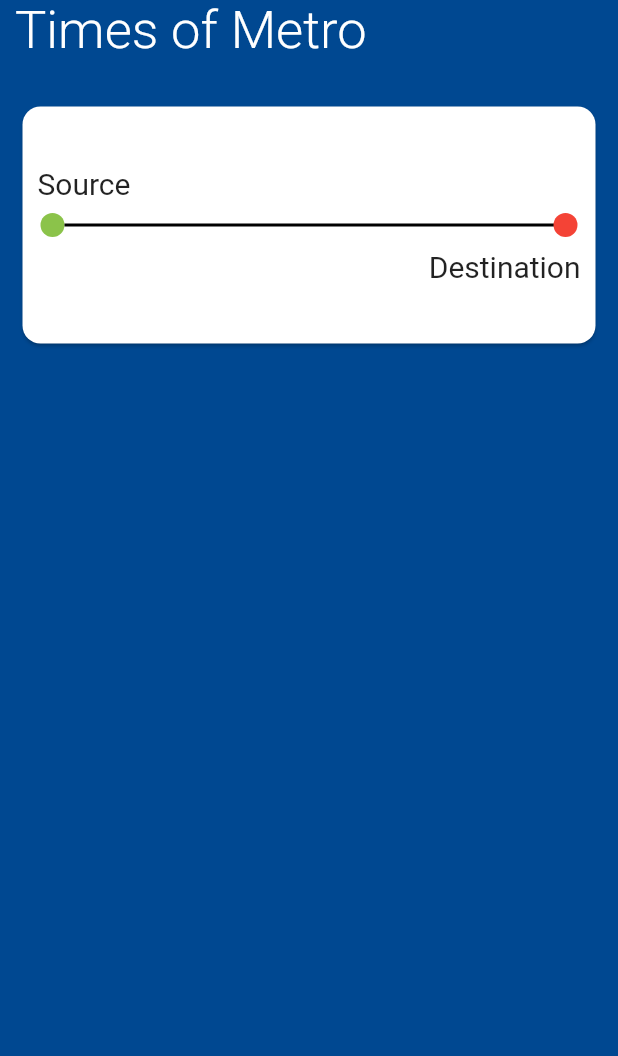
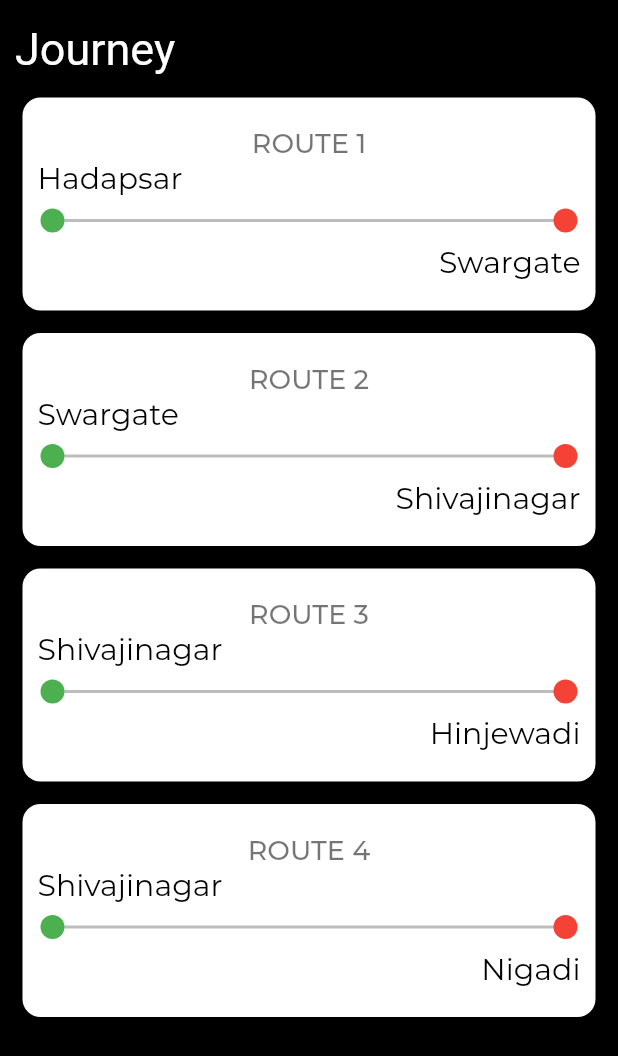
Before and after one commit to vikrantgund1990/timesofmetro, a Flutter app: the screen it shows after launch, on a phone screen of 412 x 824 dp. Shown: the top 1056 px of the screen. Run offline on Flutter 3.47's test engine with Material 2 defaults, Android fonts, the phone set to English and light mode, and no system bars; our stand-ins replace carousel_slider; missing offline and left inert: autocomplete_textfield; Roboto replaces fonts that are missing (Montserrat_ExtraBold); project files that could hold a hidden picture were left out.

Commit message:
add fonts file dashboard redesign

```diff
--- a/lib/screens/dashboard.dart
+++ b/lib/screens/dashboard.dart
@@ -31,13 +31,23 @@ class DashboardState extends State<Dashboard>{
         padding: EdgeInsets.only(top: statusBarHeight),
         child: Container(
           decoration: BoxDecoration(
-            image: DecorationImage(image: AssetImage('assets/images/background.png'),
-            fit: BoxFit.cover)
+            color: Colors.black,
           ),
-          child: ListView(
+          child: Column(
+            mainAxisAlignment: MainAxisAlignment.start,
+            crossAxisAlignment: CrossAxisAlignment.start,
             children: <Widget>[
               _titleText(),
-              _metroRout()
+              Expanded(
+                child: ListView(
+                  children: <Widget>[
+                    _metroRout('Hadapsar','Swargate','ROUTE 1'),
+                    _metroRout('Swargate','Shivajinagar','ROUTE 2'),
+                    _metroRout('Shivajinagar','Hinjewadi','ROUTE 3'),
+                    _metroRout('Shivajinagar','Nigadi','ROUTE 4'),
+                  ],
+                ),
+              )
             ],
           ),
         ),
@@ -47,31 +57,40 @@ class DashboardState extends State<Dashboard>{
 
   Widget _titleText(){
     return Container(
-      padding: EdgeInsets.only(left: 10,bottom: 15),
-      child: Text('Times of Metro',style: TextStyle(
+      padding: EdgeInsets.only(left: 10,bottom: 15,top: 15),
+      child: Text('Journey',style: TextStyle(
         color: Colors.white,
-        fontSize: 35,
-        fontWeight: FontWeight.w300,
+        fontSize: 30,
+        fontFamily: 'Montserrat_ExtraBold'
       ),),
     );
   }
 
-  Widget _metroRout(){
+  Widget _metroRout(String source, String dest, String routName){
     return Card(
-      margin: EdgeInsets.only(left: 15,top: 15,right: 15),
+      margin: EdgeInsets.only(left: 15,bottom: 15,right: 15),
       shape: RoundedRectangleBorder(
         borderRadius: BorderRadius.circular(12.0),
       ),
       child: Container(
-        padding: EdgeInsets.only(left: 10,top: 40,bottom: 40,right: 10),
+        padding: EdgeInsets.only(left: 10,top: 20,bottom: 20,right: 10),
         child: Column(
           mainAxisAlignment: MainAxisAlignment.start,
           children: <Widget>[
+            Container(
+              child: Text(routName,style: TextStyle(fontSize: 18,
+                  color: Colors.black54,
+                  fontFamily: 'Montserrat_Medium'
+              ),
+              ),
+            ),
             Row(
               mainAxisAlignment: MainAxisAlignment.start,
               children: <Widget>[
-                Text('Source',style: TextStyle(
+                Text(source,style: TextStyle(
                   fontSize: 20,
+                  color: Colors.black,
+                  fontFamily: 'Montserrat_Regular'
                 ),),
               ],
             ),
@@ -81,14 +100,14 @@ class DashboardState extends State<Dashboard>{
                 mainAxisAlignment: MainAxisAlignment.spaceEvenly,
                 children: <Widget>[
                   SizedBox(width: 10,),
-                  CustomPaint(painter: CircleShape(Colors.lightGreen,8)),
+                  CustomPaint(painter: CircleShape(Colors.green,8)),
                   Expanded(
                     child: Container(
                       margin: EdgeInsets.only(left: 8,right: 6),
                       child: Divider(
                         height: 2,
                         thickness: 2,
-                        color: Colors.black,
+                        color: Colors.black26,
                       ),
                     ),
                   ),
@@ -100,8 +119,10 @@ class DashboardState extends State<Dashboard>{
             Row(
               mainAxisAlignment: MainAxisAlignment.end,
               children: <Widget>[
-                Text('Destination',style: TextStyle(
+                Text(dest,style: TextStyle(
                   fontSize: 20,
+                  color: Colors.black,
+                  fontFamily: 'Montserrat_Regular'
                 ),)
               ],
             )
```
Also changed, not shown: pubspec.yaml (+16 -5 lines), fonts/Montserrat-ExtraBold.otf (added), fonts/Montserrat-Medium.otf (added), fonts/Montserrat-Regular.otf (added), fonts/Montserrat-SemiBold.otf (added).
